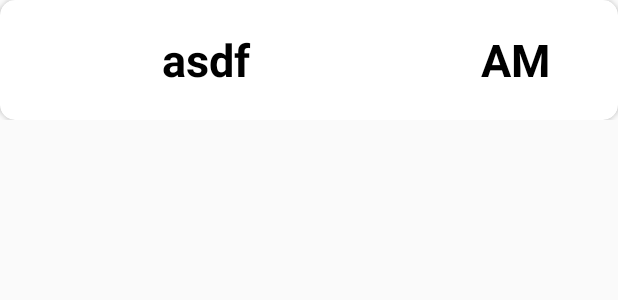
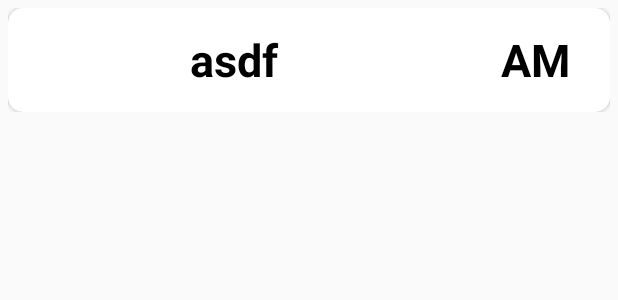
Before and after one commit to SuperChallengeHackathon-BanZZak/BanZZakApp, an Android app: the layout alarm_item.xml on its own in the app's theme, with its tools: preview values and no code run, on a phone screen of 412 x 824 dp. Shown: the top 300 px of the screen. Run offline under Robolectric (Android 15) with nearby library versions, the phone set to English and light mode, and no system bars.

Commit message:
삭제 기능 추가
등록, 수정, 삭제 정상 작동 확인

시간 00:00 포맷 최종 수정

```diff
--- a/app/src/main/java/com/greentea/banzzak/Adapter/RecyclerViewAdapter.java
+++ b/app/src/main/java/com/greentea/banzzak/Adapter/RecyclerViewAdapter.java
@@ -47,7 +47,8 @@ public class RecyclerViewAdapter extends RecyclerView.Adapter<RecyclerViewAdapte
                 Context context = v.getContext();
                 Intent intent = new Intent(context, AlarmSettingActivity.class);
 
-                intent.putExtra("alarm_info", list.get(position));
+                intent.putExtra("origin", list.get(position));
+                intent.putExtra("flag", 1);
                 ((Activity) context).startActivityForResult(intent, MODIFY_REQUEST_CODE);
             }
         });
--- a/app/src/main/java/com/greentea/banzzak/AppDB/AppRepository.java
+++ b/app/src/main/java/com/greentea/banzzak/AppDB/AppRepository.java
@@ -53,7 +53,7 @@ public class AppRepository {
     }
 
     public void delete(AlarmInfo alarmInfo){
-        new deleteAsyncTask(alarmInfoDAO).execute();
+        new deleteAsyncTask(alarmInfoDAO).execute(alarmInfo);
     }
 
     public LiveData<List<AlarmInfo>> getAllAlarmInfo() {
--- a/app/src/main/java/com/greentea/banzzak/MainActivity.java
+++ b/app/src/main/java/com/greentea/banzzak/MainActivity.java
@@ -44,6 +44,9 @@ public class MainActivity extends AppCompatActivity implements RecyclerViewAdapt
             @Override
             public void onClick(View v) {
                 intent = new Intent(MainActivity.this, AlarmSettingActivity.class);
+                AlarmInfo alarmInfo = new AlarmInfo();
+                intent.putExtra("flag", 2);
+                intent.putExtra("origin", alarmInfo);
                 startActivityForResult(intent, Codes.TIME_SETTING_REQUEST_CODE);
             }
         });
@@ -60,7 +63,7 @@ public class MainActivity extends AppCompatActivity implements RecyclerViewAdapt
 //            Toast.makeText(this, alarmInfo.getHour(), Toast.LENGTH_SHORT).show();
         }
         else if(resultCode == Codes.DELETE_THIS_ALARM){
-            AlarmInfo alarmInfo = (AlarmInfo) data.getSerializableExtra("alarm_info");
+            AlarmInfo alarmInfo = (AlarmInfo) data.getSerializableExtra("delete_this");
             list.remove(alarmInfo);
             alarmViewModel.delete(alarmInfo);
         }
--- a/app/src/main/java/com/greentea/banzzak/ViewModel/AlarmViewModel.java
+++ b/app/src/main/java/com/greentea/banzzak/ViewModel/AlarmViewModel.java
@@ -22,7 +22,7 @@ public class AlarmViewModel extends AndroidViewModel {
     }
 
     public void insert(AlarmInfo alarmInfo) {repository.insert(alarmInfo);}
-    public void delete(AlarmInfo alarmInfo) {}
+    public void delete(AlarmInfo alarmInfo) {repository.delete(alarmInfo);}
     public void deleteAll() {repository.deleteAll();}
     public LiveData<List<AlarmInfo>> getAllAlarmInfo() {return allAlarmInfo;}
 }
--- a/app/src/main/res/layout/activity_alarm_setting.xml
+++ b/app/src/main/res/layout/activity_alarm_setting.xml
@@ -26,7 +26,8 @@
             android:layout_height="50dp"
             android:layout_gravity="center"
             android:background="@drawable/button_background"
-            android:text="등록" />
+            android:text="등록"
+            android:textStyle="bold"/>
 
         <Button
             android:id="@+id/delete_btn"
@@ -37,7 +38,8 @@
             android:layout_height="50dp"
             android:layout_gravity="center"
             android:background="@drawable/button_background"
-            android:text="삭제" />
+            android:text="삭제"
+            android:textStyle="bold"/>
 
     </LinearLayout>
 
--- a/app/src/main/res/layout/alarm_item.xml
+++ b/app/src/main/res/layout/alarm_item.xml
@@ -3,11 +3,12 @@
     xmlns:app="http://schemas.android.com/apk/res-auto"
     android:orientation="vertical"
     android:layout_width="match_parent"
-    android:layout_height="80dp">
+    android:layout_height="80dp"
+    android:padding="5dp">
 
     <androidx.cardview.widget.CardView
         android:layout_width="match_parent"
-        android:layout_height="80dp"
+        android:layout_height="match_parent"
         app:cardCornerRadius="10dp">
 
         <LinearLayout
@@ -17,7 +18,7 @@
 
                 <TextView
                     android:id="@+id/tv1"
-                    android:layout_width="550dp"
+                    android:layout_width="match_parent"
                     android:layout_height="match_parent"
                     android:layout_weight="1"
                     android:gravity="center"
@@ -30,7 +31,7 @@
                     android:id="@+id/tv2"
                     android:layout_width="match_parent"
                     android:layout_height="match_parent"
-                    android:layout_weight="1"
+                    android:layout_weight="3"
                     android:gravity="center"
                     android:text="AM"
                     android:textStyle="bold"
```
Also changed, not shown: app/src/main/java/com/greentea/banzzak/AlarmDB/AlarmInfo.java (+14 -1 lines), app/src/main/java/com/greentea/banzzak/AlarmSettingActivity.java (+23 -6 lines).
